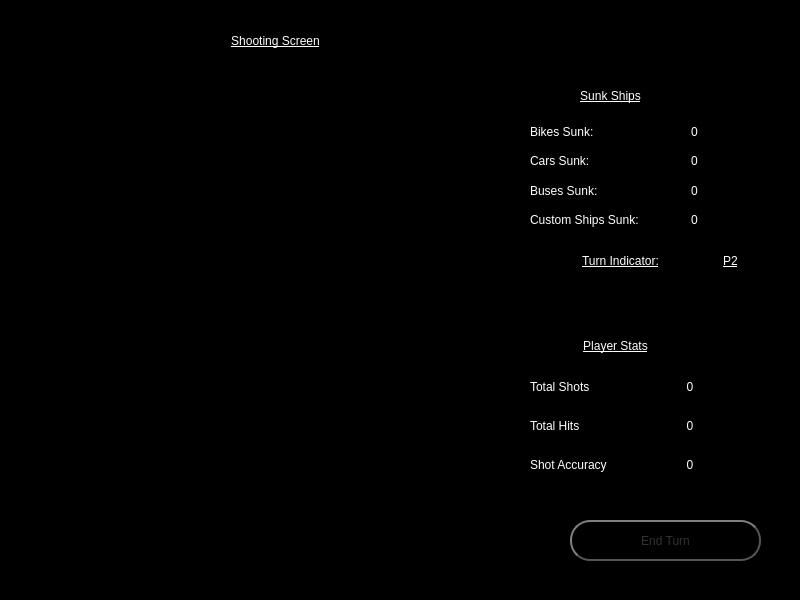
First picture: the form in FrontEndMain/FrontEndMain/shotpage.ui, repository drewanderson17/BattleShips, before the edit.
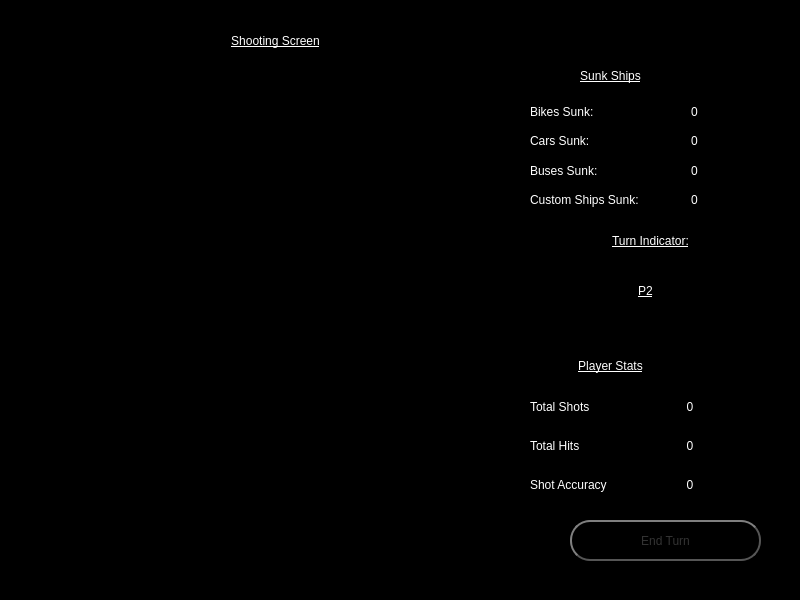
Second picture: the form after the edit.

Commit message: More ui updates (ShotPage, Placement Page, Settings Page, HelpPage)

```diff
--- a/FrontEndMain/FrontEndMain/shotpage.ui
+++ b/FrontEndMain/FrontEndMain/shotpage.ui
@@ -78,7 +78,7 @@
    <property name="geometry">
     <rect>
      <x>540</x>
-     <y>80</y>
+     <y>60</y>
      <width>141</width>
      <height>31</height>
     </rect>
@@ -95,48 +95,6 @@
     <set>Qt::AlignCenter</set>
    </property>
   </widget>
-  <widget class="QLabel" name="indiTitleLabelShotPage">
-   <property name="geometry">
-    <rect>
-     <x>540</x>
-     <y>250</y>
-     <width>161</width>
-     <height>21</height>
-    </rect>
-   </property>
-   <property name="styleSheet">
-    <string notr="true">color: rgb(255, 255, 255);
-font: 75 16pt &quot;MS Shell Dlg 2&quot;;
-text-decoration: underline;</string>
-   </property>
-   <property name="text">
-    <string>Turn Indicator:</string>
-   </property>
-   <property name="alignment">
-    <set>Qt::AlignCenter</set>
-   </property>
-  </widget>
-  <widget class="QLabel" name="turnIndiShotPage">
-   <property name="geometry">
-    <rect>
-     <x>700</x>
-     <y>240</y>
-     <width>61</width>
-     <height>41</height>
-    </rect>
-   </property>
-   <property name="styleSheet">
-    <string notr="true">color: rgb(255, 255, 255);
-font: 75 20pt &quot;MS Shell Dlg 2&quot;;
-text-decoration: underline;</string>
-   </property>
-   <property name="text">
-    <string>P2</string>
-   </property>
-   <property name="alignment">
-    <set>Qt::AlignCenter</set>
-   </property>
-  </widget>
   <widget class="QPushButton" name="shootScreenEndTurn">
    <property name="geometry">
     <rect>
@@ -183,7 +141,7 @@
    <property name="geometry">
     <rect>
      <x>530</x>
-     <y>120</y>
+     <y>100</y>
      <width>211</width>
      <height>111</height>
     </rect>
@@ -301,7 +259,7 @@
    <property name="geometry">
     <rect>
      <x>530</x>
-     <y>370</y>
+     <y>390</y>
      <width>211</width>
      <height>111</height>
     </rect>
@@ -394,8 +352,8 @@
    <property name="geometry">
     <rect>
      <x>530</x>
-     <y>330</y>
-     <width>171</width>
+     <y>350</y>
+     <width>161</width>
      <height>31</height>
     </rect>
    </property>
@@ -411,6 +369,70 @@
     <set>Qt::AlignCenter</set>
    </property>
   </widget>
+  <widget class="QFrame" name="indicatorFrame">
+   <property name="geometry">
+    <rect>
+     <x>560</x>
+     <y>220</y>
+     <width>171</width>
+     <height>121</height>
+    </rect>
+   </property>
+   <property name="styleSheet">
+    <string notr="true">QFrame#indicatorFrame{
+	border: 5px solid white;
+	border-radius: 8px;
+};</string>
+   </property>
+   <property name="frameShape">
+    <enum>QFrame::StyledPanel</enum>
+   </property>
+   <property name="frameShadow">
+    <enum>QFrame::Raised</enum>
+   </property>
+   <widget class="QLabel" name="indiTitleLabelShotPage">
+    <property name="geometry">
+     <rect>
+      <x>20</x>
+      <y>10</y>
+      <width>141</width>
+      <height>21</height>
+     </rect>
+    </property>
+    <property name="styleSheet">
+     <string notr="true">color: rgb(255, 255, 255);
+font: 75 16pt &quot;MS Shell Dlg 2&quot;;
+text-decoration: underline;</string>
+    </property>
+    <property name="text">
+     <string>Turn Indicator:</string>
+    </property>
+    <property name="alignment">
+     <set>Qt::AlignCenter</set>
+    </property>
+   </widget>
+   <widget class="QLabel" name="turnIndiShotPage">
+    <property name="geometry">
+     <rect>
+      <x>40</x>
+      <y>40</y>
+      <width>91</width>
+      <height>61</height>
+     </rect>
+    </property>
+    <property name="styleSheet">
+     <string notr="true">color: rgb(255, 255, 255);
+font: 75 24pt &quot;MS Shell Dlg 2&quot;;
+text-decoration: underline;</string>
+    </property>
+    <property name="text">
+     <string>P2</string>
+    </property>
+    <property name="alignment">
+     <set>Qt::AlignCenter</set>
+    </property>
+   </widget>
+  </widget>
  </widget>
  <resources/>
  <connections/>
```
The commit also changes 3 other files.
